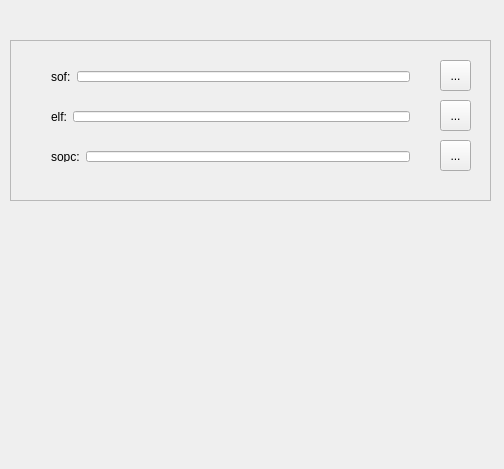
Frefreak/pfpga, file pfpga/mainwindow.ui: the form before one commit.
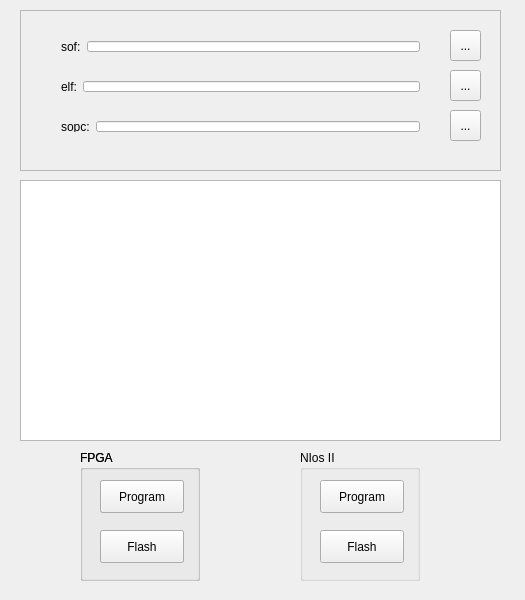
The form after the commit.

Diff of the .ui file:
```diff
--- a/pfpga/mainwindow.ui
+++ b/pfpga/mainwindow.ui
@@ -6,8 +6,8 @@
    <rect>
     <x>0</x>
     <y>0</y>
-    <width>504</width>
-    <height>469</height>
+    <width>525</width>
+    <height>600</height>
    </rect>
   </property>
   <property name="windowTitle">
@@ -17,8 +17,8 @@
    <widget class="QFrame" name="frame">
     <property name="geometry">
      <rect>
-      <x>10</x>
-      <y>40</y>
+      <x>20</x>
+      <y>10</y>
       <width>481</width>
       <height>161</height>
      </rect>
@@ -112,7 +112,7 @@
       <string>...</string>
      </property>
     </widget>
-    <widget class="QWidget" name="">
+    <widget class="QWidget" name="layoutWidget">
      <property name="geometry">
       <rect>
        <x>30</x>
@@ -135,6 +135,138 @@
      </layout>
     </widget>
    </widget>
+   <widget class="QPlainTextEdit" name="stdout">
+    <property name="geometry">
+     <rect>
+      <x>20</x>
+      <y>180</y>
+      <width>481</width>
+      <height>261</height>
+     </rect>
+    </property>
+    <property name="font">
+     <font>
+      <family>Fantasque Sans Mono</family>
+     </font>
+    </property>
+   </widget>
+   <widget class="QGroupBox" name="groupBox">
+    <property name="geometry">
+     <rect>
+      <x>80</x>
+      <y>450</y>
+      <width>120</width>
+      <height>131</height>
+     </rect>
+    </property>
+    <property name="title">
+     <string>FPGA</string>
+    </property>
+    <widget class="QPushButton" name="pushButton_2">
+     <property name="geometry">
+      <rect>
+       <x>20</x>
+       <y>80</y>
+       <width>84</width>
+       <height>33</height>
+      </rect>
+     </property>
+     <property name="text">
+      <string>Flash</string>
+     </property>
+    </widget>
+    <widget class="QPushButton" name="pushButton">
+     <property name="geometry">
+      <rect>
+       <x>20</x>
+       <y>30</y>
+       <width>84</width>
+       <height>33</height>
+      </rect>
+     </property>
+     <property name="text">
+      <string>Program</string>
+     </property>
+    </widget>
+    <widget class="QGroupBox" name="groupBox_2">
+     <property name="geometry">
+      <rect>
+       <x>0</x>
+       <y>0</y>
+       <width>120</width>
+       <height>131</height>
+      </rect>
+     </property>
+     <property name="title">
+      <string>FPGA</string>
+     </property>
+     <widget class="QPushButton" name="flash_fpga">
+      <property name="geometry">
+       <rect>
+        <x>20</x>
+        <y>80</y>
+        <width>84</width>
+        <height>33</height>
+       </rect>
+      </property>
+      <property name="text">
+       <string>Flash</string>
+      </property>
+     </widget>
+     <widget class="QPushButton" name="program_fpga">
+      <property name="geometry">
+       <rect>
+        <x>20</x>
+        <y>30</y>
+        <width>84</width>
+        <height>33</height>
+       </rect>
+      </property>
+      <property name="text">
+       <string>Program</string>
+      </property>
+     </widget>
+    </widget>
+   </widget>
+   <widget class="QGroupBox" name="groupBox_3">
+    <property name="geometry">
+     <rect>
+      <x>300</x>
+      <y>450</y>
+      <width>120</width>
+      <height>131</height>
+     </rect>
+    </property>
+    <property name="title">
+     <string>NIos II</string>
+    </property>
+    <widget class="QPushButton" name="flash_nios">
+     <property name="geometry">
+      <rect>
+       <x>20</x>
+       <y>80</y>
+       <width>84</width>
+       <height>33</height>
+      </rect>
+     </property>
+     <property name="text">
+      <string>Flash</string>
+     </property>
+    </widget>
+    <widget class="QPushButton" name="program_nios">
+     <property name="geometry">
+      <rect>
+       <x>20</x>
+       <y>30</y>
+       <width>84</width>
+       <height>33</height>
+      </rect>
+     </property>
+     <property name="text">
+      <string>Program</string>
+     </property>
+    </widget>
+   </widget>
   </widget>
  </widget>
  <layoutdefault spacing="6" margin="11"/>
```
